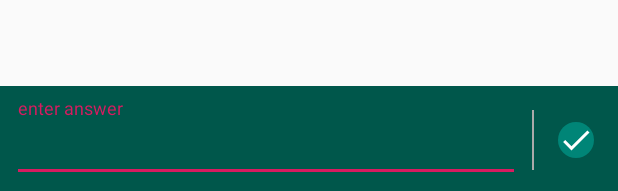
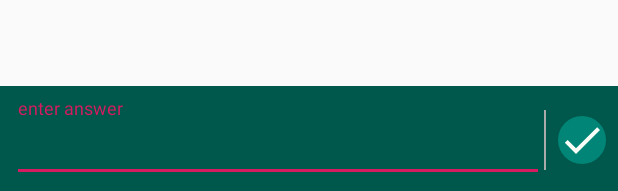
Before and after one commit to eifbcnei/quiz, an Android app: the layout activity_quiz.xml on its own in the app's theme, with its tools: preview values and no code run, on a phone screen of 412 x 824 dp. Shown: the part 1042-1233 px from the top of the screen. Run offline under Robolectric (Android 15) with nearby library versions, the phone set to English and light mode, and no system bars.

Commit message:
optimized ImageButton size and layout

```diff
--- a/app/src/main/res/drawable/ic_check_24dp.xml
+++ b/app/src/main/res/drawable/ic_check_32dp.xml
@@ -1,5 +1,5 @@
-<vector android:height="24dp" android:tint="#FFFFFF"
+<vector android:height="32dp" android:tint="#F9FEF7"
     android:viewportHeight="24.0" android:viewportWidth="24.0"
-    android:width="24dp" xmlns:android="http://schemas.android.com/apk/res/android">
+    android:width="32dp" xmlns:android="http://schemas.android.com/apk/res/android">
     <path android:fillColor="#FF000000" android:pathData="M9,16.17L4.83,12l-1.42,1.41L9,19 21,7l-1.41,-1.41z"/>
 </vector>
--- a/app/src/main/res/layout/activity_quiz.xml
+++ b/app/src/main/res/layout/activity_quiz.xml
@@ -37,6 +37,7 @@
                 android:id="@+id/et_answer"
                 android:layout_width="match_parent"
                 android:layout_height="wrap_content"
+                android:layout_gravity="center_vertical"
                 android:hint="@string/enter_answer_hint"
                 android:lines="1"
                 android:textColor="@android:color/background_light"
@@ -47,19 +48,17 @@
         <View
             android:layout_width="@dimen/divider_depth"
             android:layout_height="match_parent"
-            android:layout_marginStart="@dimen/spacing_small_8"
             android:layout_marginTop="@dimen/spacing_small_8"
             android:layout_marginBottom="@dimen/spacing_small_8"
             android:background="@android:color/darker_gray" />
 
         <ImageButton
             android:id="@+id/ib_check"
-            android:layout_width="@dimen/btn_normal_24"
-            android:layout_height="@dimen/btn_normal_24"
+            android:layout_width="32dp"
+            android:layout_height="32dp"
             android:layout_gravity="center_vertical"
-            android:layout_marginStart="@dimen/spacing_normal_16dp"
-            android:layout_marginEnd="@dimen/spacing_small_8"
+            android:layout_marginStart="@dimen/spacing_small_8"
             android:background="@drawable/btn_round_bg"
-            android:src="@drawable/ic_check_24dp" />
+            android:src="@drawable/ic_check_32dp" />
     </LinearLayout>
 </LinearLayout>
```
